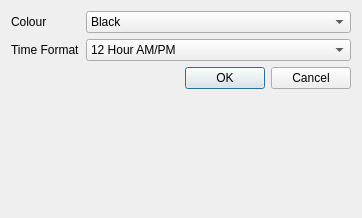
Waqar144/SimpleClockWidget, file prefrences.ui: the form before one commit.
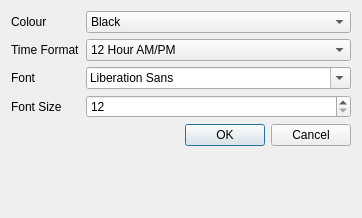
The form after the commit.

Commit message: add font change feature

```diff
--- a/prefrences.ui
+++ b/prefrences.ui
@@ -81,7 +81,7 @@
      </item>
     </widget>
    </item>
-   <item row="7" column="1">
+   <item row="6" column="1">
     <widget class="QDialogButtonBox" name="buttonBox">
      <property name="orientation">
       <enum>Qt::Horizontal</enum>
@@ -91,6 +91,30 @@
      </property>
     </widget>
    </item>
+   <item row="3" column="1">
+    <widget class="QFontComboBox" name="fontComboBox"/>
+   </item>
+   <item row="3" column="0">
+    <widget class="QLabel" name="fontLabel">
+     <property name="text">
+      <string>Font</string>
+     </property>
+    </widget>
+   </item>
+   <item row="5" column="0">
+    <widget class="QLabel" name="fontSizeLabel">
+     <property name="text">
+      <string>Font Size</string>
+     </property>
+    </widget>
+   </item>
+   <item row="5" column="1">
+    <widget class="QSpinBox" name="fontSizeSpinBox">
+     <property name="minimum">
+      <number>12</number>
+     </property>
+    </widget>
+   </item>
   </layout>
  </widget>
  <resources/>
```
The commit also changes 2 other files.
